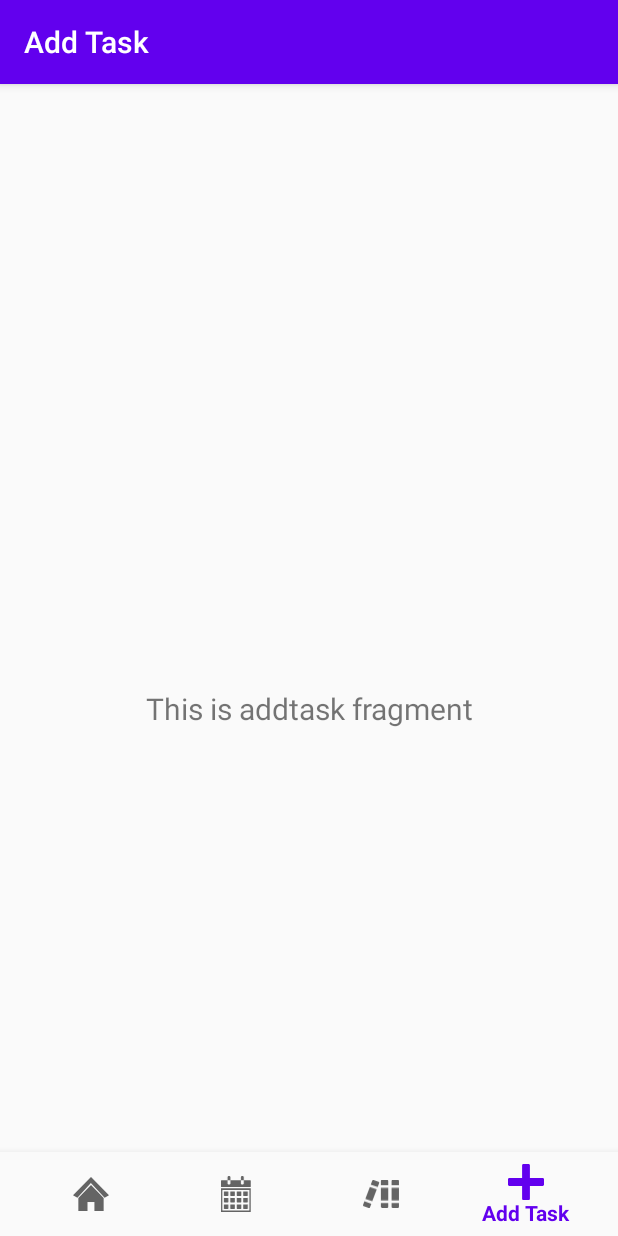
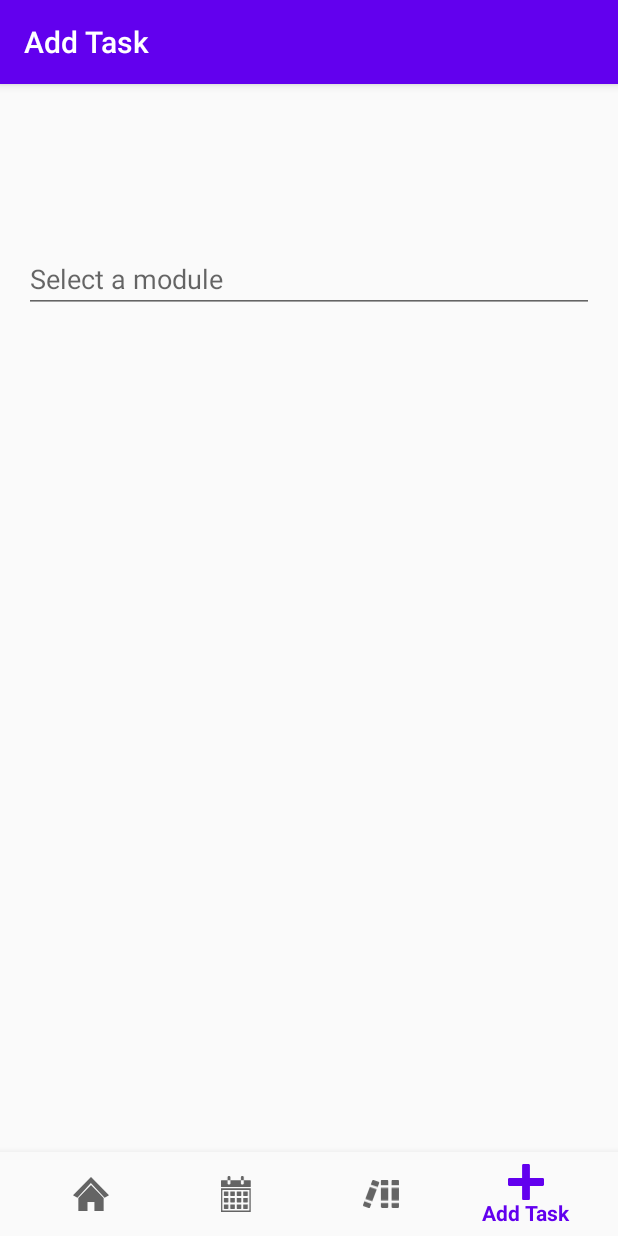
Before and after one commit to carrotbeetrice/Todo, an Android app: the screen it shows after launch (MainActivity), item 4 of the bottom bar chosen, on a phone screen of 412 x 824 dp. Run offline under Robolectric (Android 15) with nearby library versions, the phone set to English and light mode, and no system bars; our stand-ins replace navigation-ui; 6 statements that could not run were skipped.

Commit message:
FK THIS SHIT (#4)
* Add AddTaskModel.java

* Update AddTaskViewModel

* Resolve merge conflict

* Add autocomplete text view in add task fragment

```diff
--- a/app/src/main/AndroidManifest.xml
+++ b/app/src/main/AndroidManifest.xml
@@ -10,7 +10,7 @@
         android:supportsRtl="true"
         android:theme="@style/AppTheme">
         <activity
-            android:name=".MainActivity"
+            android:name=".ui.main.MainActivity"
             android:label="@string/app_name">
             <intent-filter>
                 <action android:name="android.intent.action.MAIN" />
--- a/app/src/main/java/com/example/todo/models/Home.java
+++ b/app/src/main/java/com/example/todo/models/Home.java
@@ -19,7 +19,7 @@ public class Home {
         dbHelper = new DatabaseHelper(context);
     }
 
-    public List<Task> getGoals() throws IOException {
+    public List<Task> getGoals() {
         try {
             String query = "SELECT " +
                     "CourseName, td.TaskName, td.DueDate, td.DueTime " +
--- a/app/src/main/java/com/example/todo/ui/addtask/AddTaskFragment.java
+++ b/app/src/main/java/com/example/todo/ui/addtask/AddTaskFragment.java
@@ -4,6 +4,8 @@ import android.os.Bundle;
 import android.view.LayoutInflater;
 import android.view.View;
 import android.view.ViewGroup;
+import android.widget.ArrayAdapter;
+import android.widget.AutoCompleteTextView;
 import android.widget.TextView;
 
 import androidx.annotation.NonNull;
@@ -17,19 +19,22 @@ import com.example.todo.R;
 public class AddTaskFragment extends Fragment {
 
     private AddTaskViewModel addTaskViewModel;
+    private final String[] MODS = new String[]{
+            "shit","fuk","pee","poo","master of all 4 shitterments"
+    };
 
     public View onCreateView(@NonNull LayoutInflater inflater,
                              ViewGroup container, Bundle savedInstanceState) {
         addTaskViewModel =
                 ViewModelProviders.of(this).get(AddTaskViewModel.class);
-        View root = inflater.inflate(R.layout.fragment_calendar, container, false);
-        final TextView textView = root.findViewById(R.id.text_calendar);
-        addTaskViewModel.getText().observe(getViewLifecycleOwner(), new Observer<String>() {
-            @Override
-            public void onChanged(@Nullable String s) {
-                textView.setText(s);
-            }
-        });
+        View root = inflater.inflate(R.layout.fragment_addtask, container, false);
+
+        AutoCompleteTextView editText = (AutoCompleteTextView) root.findViewById(R.id.actv);
+        ArrayAdapter<String> adapter = new ArrayAdapter<String>(getActivity(),android.R.layout.select_dialog_item,MODS);
+        editText.setAdapter(adapter);
+
         return root;
+
+
     }
 }
--- a/app/src/main/java/com/example/todo/ui/addtask/AddTaskViewModel.java
+++ b/app/src/main/java/com/example/todo/ui/addtask/AddTaskViewModel.java
@@ -1,19 +1,42 @@
 package com.example.todo.ui.addtask;
+
+import android.content.Context;
 
 import androidx.lifecycle.LiveData;
 import androidx.lifecycle.MutableLiveData;
 import androidx.lifecycle.ViewModel;
 
+import com.example.todo.models.AddTaskModel;
+import com.example.todo.models.Courses;
+import com.example.todo.models.Reminders;
+
+import java.util.List;
+
 public class AddTaskViewModel extends ViewModel {
 
-    private MutableLiveData<String> mText;
+//    private MutableLiveData<String> mText;
+    protected AddTaskModel addTaskModel;
+    private MutableLiveData<List<Courses>> mCourses;
+    private MutableLiveData<List<Reminders>> mReminders;
 
     public AddTaskViewModel() {
-        mText = new MutableLiveData<>();
-        mText.setValue("This is addtask fragment");
     }
 
-    public LiveData<String> getText() {
-        return mText;
+    public void setAddTaskModel(Context context) {
+        addTaskModel = new AddTaskModel(context);
+        addTaskModel.getDropDownData();
     }
+
+    public LiveData<List<Courses>> getCourses() {
+        mCourses = new MutableLiveData<>();
+        mCourses.setValue(addTaskModel.getCourses());
+        return mCourses;
+    }
+
+    public LiveData<List<Reminders>> getReminders() {
+        mReminders = new MutableLiveData<>();
+        mReminders.setValue(addTaskModel.getReminders());
+        return mReminders;
+    }
+
 }
--- a/app/src/main/java/com/example/todo/MainActivity.java
+++ b/app/src/main/java/com/example/todo/ui/main/MainActivity.java
@@ -1,7 +1,8 @@
-package com.example.todo;
+package com.example.todo.ui.main;
 
 import android.os.Bundle;
 
+import com.example.todo.R;
 import com.google.android.material.bottomnavigation.BottomNavigationView;
 
 import androidx.appcompat.app.AppCompatActivity;
--- a/app/src/main/res/layout/fragment_addtask.xml
+++ b/app/src/main/res/layout/fragment_addtask.xml
@@ -1,10 +1,13 @@
 <?xml version="1.0" encoding="utf-8"?>
-<androidx.constraintlayout.widget.ConstraintLayout xmlns:android="http://schemas.android.com/apk/res/android"
+<LinearLayout xmlns:android="http://schemas.android.com/apk/res/android"
     xmlns:app="http://schemas.android.com/apk/res-auto"
     xmlns:tools="http://schemas.android.com/tools"
     android:layout_width="match_parent"
     android:layout_height="match_parent"
-    tools:context=".ui.addtask.AddTaskFragment">
+    tools:context=".ui.addtask.AddTaskFragment"
+    android:orientation="vertical"
+    android:padding="16dp"
+    >
 
     <TextView
         android:id="@+id/text_addtask"
@@ -20,4 +23,14 @@
         app:layout_constraintStart_toStartOf="parent"
         app:layout_constraintTop_toTopOf="parent"
         android:gravity="center_horizontal" />
-</androidx.constraintlayout.widget.ConstraintLayout>
+
+    <AutoCompleteTextView
+        android:id="@+id/actv"
+        android:layout_width="match_parent"
+        android:layout_height="wrap_content"
+        android:hint="Select a module"
+        android:completionThreshold="1"
+        android:dropDownAnchor="@id/actv"
+        android:completionHint="Select a module"
+        />
+</LinearLayout>
```
Also changed, not shown: app/src/main/java/com/example/todo/models/AddTaskModel.java (added, +80 -0 lines), app/src/main/java/com/example/todo/models/Courses.java (added, +13 -0 lines), app/src/main/java/com/example/todo/models/Reminders.java (added, +11 -0 lines), app/src/main/java/com/example/todo/models/Task.java (+4 -5 lines), app/src/main/java/com/example/todo/ui/home/HomeFragment.java (+32 -7 lines).
